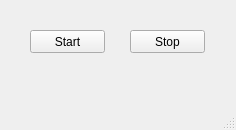
Old version of the form com-example/com-user/forms/ComUserMainWindow.ui in the repository hasboeuf/hb.
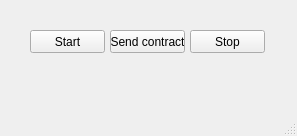
New version of the form.

What changed in the file:
```diff
--- a/com-example/com-user/forms/ComUserMainWindow.ui
+++ b/com-example/com-user/forms/ComUserMainWindow.ui
@@ -6,8 +6,8 @@
    <rect>
     <x>0</x>
     <y>0</y>
-    <width>236</width>
-    <height>130</height>
+    <width>297</width>
+    <height>136</height>
    </rect>
   </property>
   <property name="windowTitle">
@@ -30,7 +30,7 @@
    <widget class="QPushButton" name="ui_qpb_stop">
     <property name="geometry">
      <rect>
-      <x>130</x>
+      <x>190</x>
       <y>30</y>
       <width>75</width>
       <height>23</height>
@@ -40,6 +40,19 @@
      <string>Stop</string>
     </property>
    </widget>
+   <widget class="QPushButton" name="ui_qpb_send_contract">
+    <property name="geometry">
+     <rect>
+      <x>110</x>
+      <y>30</y>
+      <width>75</width>
+      <height>23</height>
+     </rect>
+    </property>
+    <property name="text">
+     <string>Send contract</string>
+    </property>
+   </widget>
   </widget>
   <widget class="QMenuBar" name="menubar">
    <property name="geometry">
```
Left out of the diff: 2 changed lines with no effect on the pictures.
